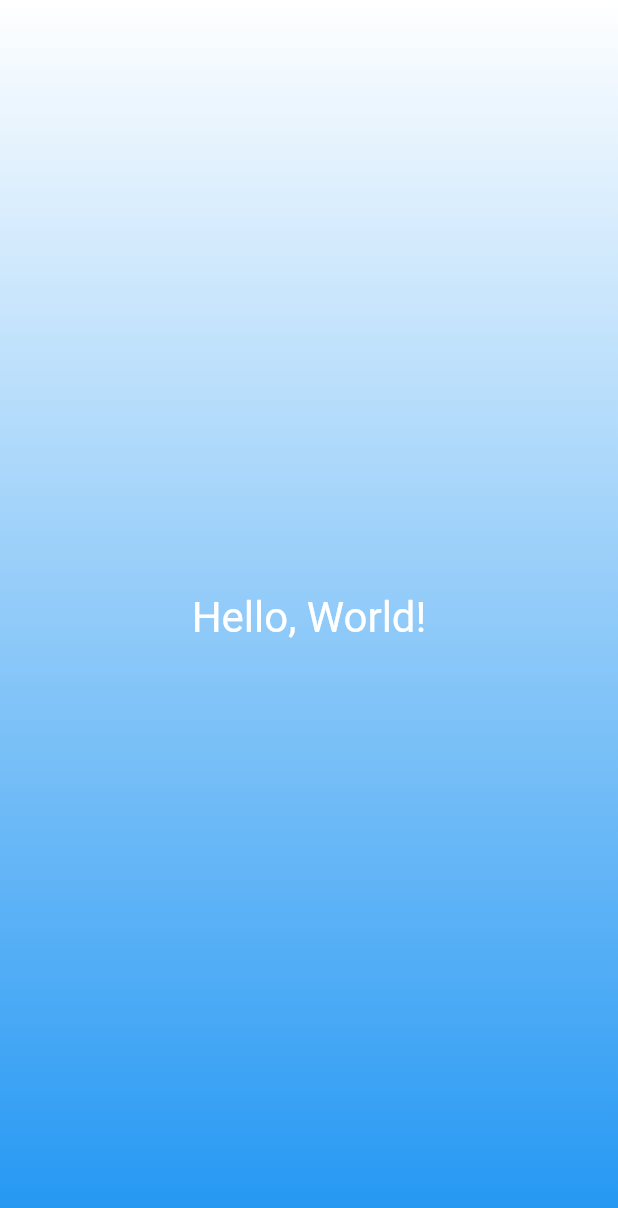
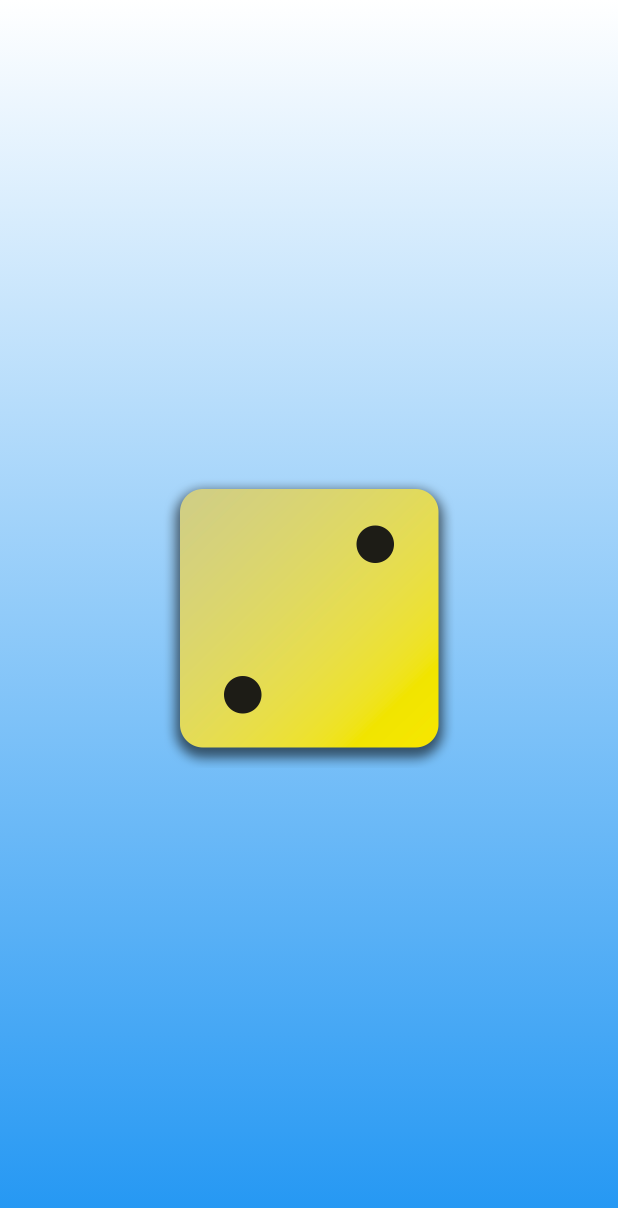
Before and after one commit to RidwanRizqi/Roll-Dice-App, a Flutter app: the screen it shows after launch, on a phone screen of 412 x 824 dp. Shown: the top 1208 px of the screen. Run offline on Flutter 3.47's test engine with Material 2 defaults, Android fonts, the phone set to English and light mode, and no system bars.

```diff
--- a/lib/gradient_container.dart
+++ b/lib/gradient_container.dart
@@ -1,11 +1,14 @@
 import 'package:flutter/material.dart';
-import 'package:first_app/styled_text.dart';
 
 const startAlignment = Alignment.topCenter;
 const endAlignment = Alignment.bottomCenter;
 
 class GradientContainer extends StatelessWidget {
   const GradientContainer(this.color1, this.color2, {super.key});
+
+  const GradientContainer.purple({super.key})
+      : color1 = Colors.purple,
+        color2 = Colors.purpleAccent;
 
   final Color color1;
   final Color color2;
@@ -23,8 +26,11 @@ class GradientContainer extends StatelessWidget {
           end: endAlignment,
         ),
       ),
-      child: const Center(
-        child: StyledText('Hello, World!'),
+      child: Center(
+        child: Image.asset(
+          'assets/images/dice-2.png',
+          width: 200,
+        ),
       ),
     );
   }
```
Also changed, not shown: pubspec.yaml (+7 -3 lines), assets/images/dice-1.png (added), assets/images/dice-2.png (added), assets/images/dice-3.png (added), assets/images/dice-4.png (added), assets/images/dice-5.png (added), assets/images/dice-6.png (added).
